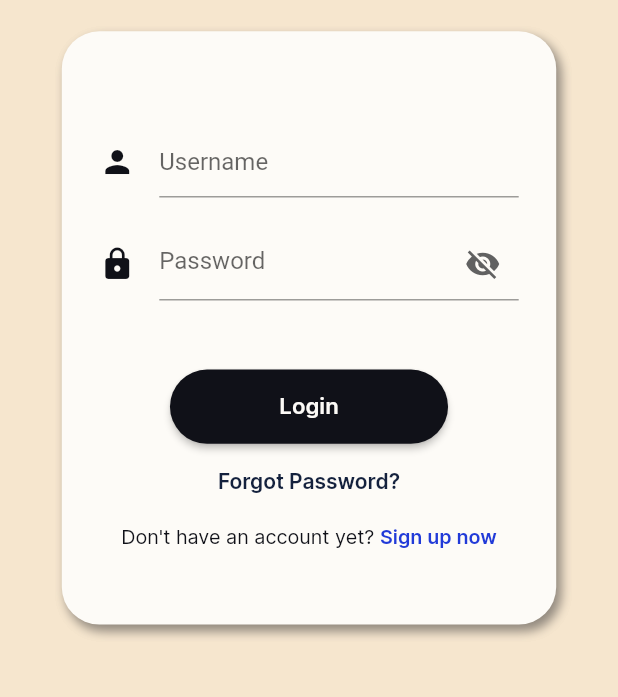
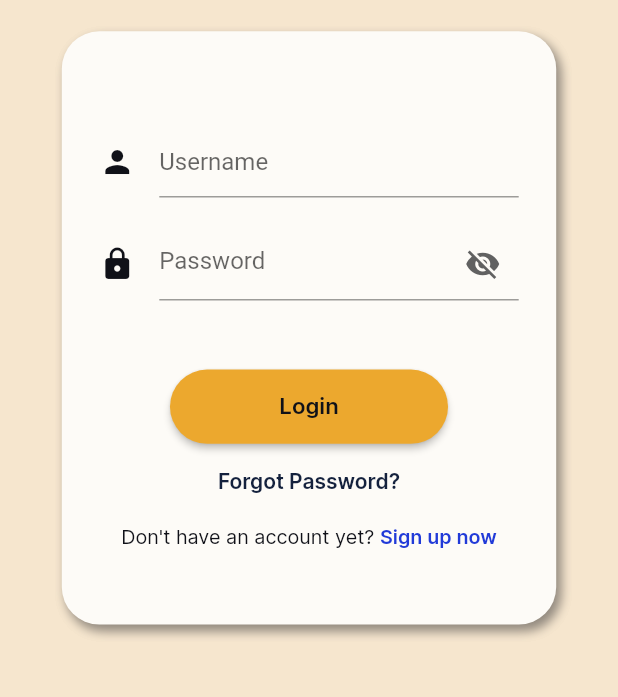
Before and after one commit to jdesolate/lending, a Flutter app: the screen it shows after launch, after a tap on "Log In", on a phone screen of 412 x 824 dp, the part 320-1017 px from its top. Run offline on Flutter 3.47's test engine with Material 2 defaults, Android fonts, the phone set to English and light mode, and no system bars; our stand-ins replace firebase_auth, firebase_core, image_picker; accounts and stored records are empty; network calls fail.

Commit message:
v3.2.1 Minor Bug Fix 12/07/21

```diff
--- a/lib/screens/login.dart
+++ b/lib/screens/login.dart
@@ -184,7 +184,7 @@ class _LoginScreenState extends State<LoginScreen> {
                               }
                             },
                             style: ElevatedButton.styleFrom(
-                              primary: primaryColor3,
+                              primary: accentColor1,
                               fixedSize: Size(
                                 width * 0.45,
                                 height * 0.060,
@@ -196,7 +196,7 @@ class _LoginScreenState extends State<LoginScreen> {
                             child: Text(
                               'Login',
                               style: TextStyle(
-                                color: primaryColor1,
+                                color: primaryColor3,
                                 fontFamily: 'Inter',
                                 fontWeight: FontWeight.w600,
                                 fontSize: height * 0.018,
--- a/lib/screens/welcome.dart
+++ b/lib/screens/welcome.dart
@@ -13,7 +13,7 @@ class WelcomeScreen extends StatelessWidget {
 
     return SafeArea(
       child: Container(
-        decoration: BoxDecoration(color: primaryColor1.withOpacity(0.95)),
+        decoration: BoxDecoration(color: primaryColor1.withOpacity(0.98)),
         child: Padding(
           padding: EdgeInsets.symmetric(
             vertical: height * 0.25,
```
